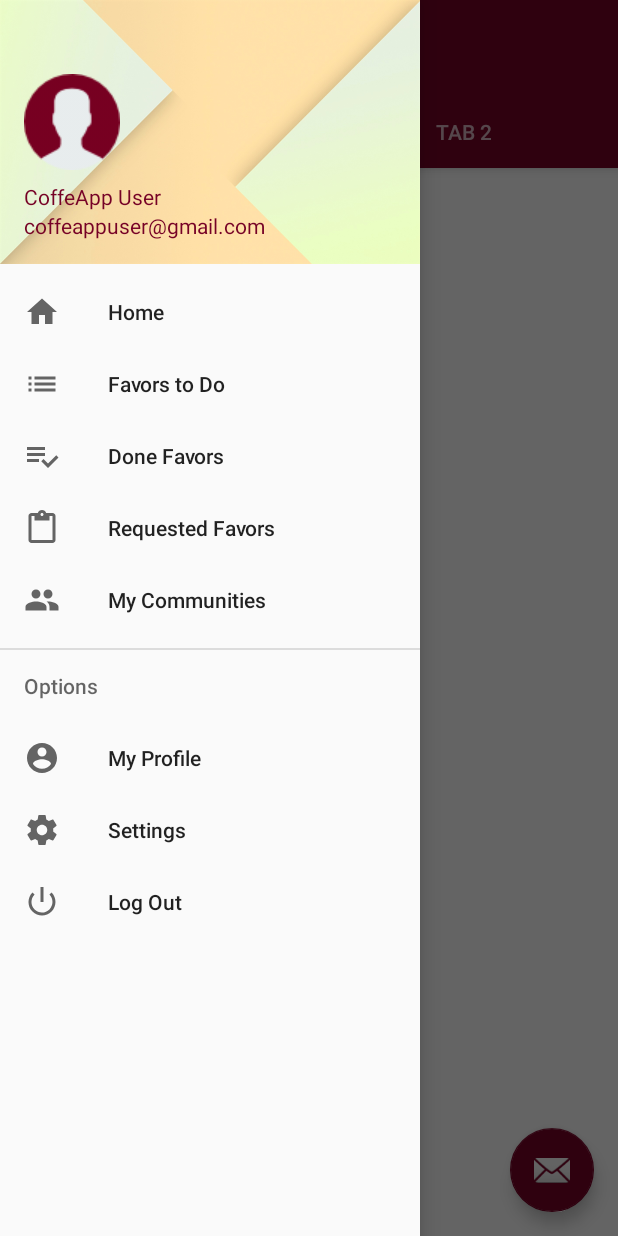
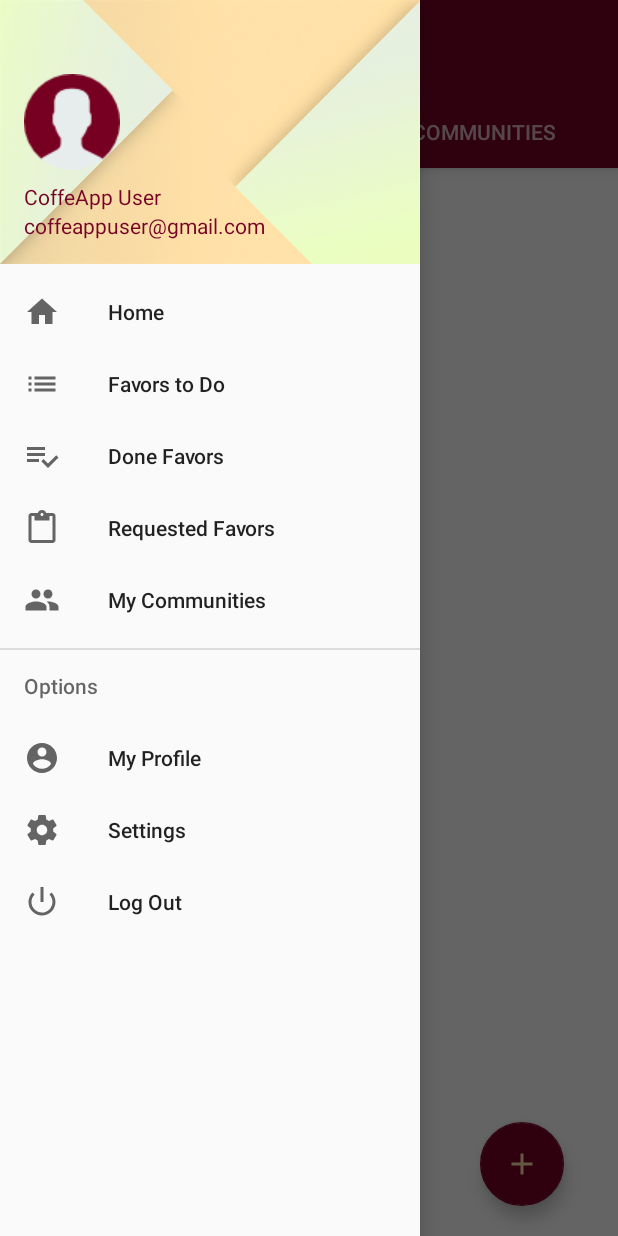
Before and after one commit to carlosvega97/Coffe-App, an Android app: the CommunitiesActivity screen opened directly, with no data from a screen before it, with the side drawer open, on a phone screen of 412 x 824 dp. Run offline under Robolectric (Android 15) with nearby library versions, the phone set to English and light mode, and no system bars; our stand-ins replace CircleImageView, Firebase (no records; nobody signed in at launch, a user with empty details on screens opened directly); Roboto replaces fonts that are not available here; 2 statements that could not run were skipped.

Commit message:
Communities Activity Updated Commit

```diff
--- /dev/null
+++ b/app/src/main/java/com/example/javie/coffeapp/AllCommunitiesFragment.java
@@ -0,0 +1,72 @@
+package com.example.javie.coffeapp;
+
+
+import android.os.Bundle;
+import android.support.v4.app.Fragment;
+import android.view.LayoutInflater;
+import android.view.View;
+import android.view.ViewGroup;
+import android.widget.ListView;
+
+import com.google.firebase.auth.FirebaseUser;
+import com.google.firebase.database.DataSnapshot;
+import com.google.firebase.database.DatabaseError;
+import com.google.firebase.database.DatabaseReference;
+import com.google.firebase.database.FirebaseDatabase;
+import com.google.firebase.database.ValueEventListener;
+
+import java.util.ArrayList;
+
+
+/**
+ * A simple {@link Fragment} subclass.
+ */
+public class AllCommunitiesFragment extends Fragment {
+    private ListView lVallCommunities;
+    private View allCommunitiesView;
+
+    public AllCommunitiesFragment() {
+        // Required empty public constructor
+    }
+
+
+    @Override
+    public View onCreateView(LayoutInflater inflater, ViewGroup container,
+                             Bundle savedInstanceState) {
+        // Inflate the layout for this fragment
+        allCommunitiesView = inflater.inflate(R.layout.fragment_all_communities, container, false);
+        getAllCommunities();
+        return allCommunitiesView;
+    }
+
+    private void loadComponentViews() {
+        lVallCommunities = allCommunitiesView.findViewById(R.id.lVAllCommunities);
+    }
+
+    private void getAllCommunities() {
+        DatabaseReference databaseReference = FirebaseDatabase.getInstance().getReference("Communities");
+        databaseReference.addValueEventListener(new ValueEventListener() {
+            @Override
+            public void onDataChange(DataSnapshot dataSnapshot) {
+                ArrayList<Community> allCommunities = new ArrayList<>();
+                for (DataSnapshot communitydata: dataSnapshot.getChildren()) {
+                    Community community = communitydata.getValue(Community.class);
+                    allCommunities.add(community);
+                }
+                getCommunitiesItems(allCommunities);
+            }
+
+            @Override
+            public void onCancelled(DatabaseError databaseError) {
+
+            }
+        });
+    }
+
+    private void getCommunitiesItems(ArrayList<Community> allCommunities) {
+        loadComponentViews();
+        CommunityListViewAdapter communityListViewAdapter = new CommunityListViewAdapter(allCommunities, getContext());
+        lVallCommunities.setAdapter(communityListViewAdapter);
+        communityListViewAdapter.setCommunities(allCommunities);
+    }
+}
--- a/app/src/main/java/com/example/javie/coffeapp/CommunitiesActivity.java
+++ b/app/src/main/java/com/example/javie/coffeapp/CommunitiesActivity.java
@@ -3,8 +3,6 @@ package com.example.javie.coffeapp;
 import android.content.Intent;
 import android.support.design.widget.NavigationView;
 import android.support.design.widget.TabLayout;
-import android.support.design.widget.FloatingActionButton;
-import android.support.design.widget.Snackbar;
 import android.support.v4.view.GravityCompat;
 import android.support.v4.widget.DrawerLayout;
 import android.support.v7.app.ActionBarDrawerToggle;
@@ -63,14 +61,6 @@ public class CommunitiesActivity extends AppCompatActivity implements Navigation
         mViewPager.addOnPageChangeListener(new TabLayout.TabLayoutOnPageChangeListener(tabLayout));
         tabLayout.addOnTabSelectedListener(new TabLayout.ViewPagerOnTabSelectedListener(mViewPager));
 
-        FloatingActionButton fab = (FloatingActionButton) findViewById(R.id.fab);
-        fab.setOnClickListener(new View.OnClickListener() {
-            @Override
-            public void onClick(View view) {
-                Snackbar.make(view, "Replace with your own action", Snackbar.LENGTH_LONG)
-                        .setAction("Action", null).show();
-            }
-        });
         DrawerLayout drawer = (DrawerLayout) findViewById(R.id.drawer_layout);
         ActionBarDrawerToggle toggle = new ActionBarDrawerToggle(
                 this, drawer, toolbar, R.string.navDrawerOpen, R.string.navDrawerClose);
@@ -140,8 +130,6 @@ public class CommunitiesActivity extends AppCompatActivity implements Navigation
         public View onCreateView(LayoutInflater inflater, ViewGroup container,
                                  Bundle savedInstanceState) {
             View rootView = inflater.inflate(R.layout.fragment_communities, container, false);
-            TextView textView = (TextView) rootView.findViewById(R.id.section_label);
-            textView.setText(getString(R.string.section_format, getArguments().getInt(ARG_SECTION_NUMBER)));
             return rootView;
         }
     }
@@ -158,14 +146,18 @@ public class CommunitiesActivity extends AppCompatActivity implements Navigation
 
         @Override
         public Fragment getItem(int position) {
-            // getItem is called to instantiate the fragment for the given page.
-            // Return a PlaceholderFragment (defined as a static inner class below).
-            return PlaceholderFragment.newInstance(position + 1);
+            switch (position) {
+                case 0:
+                   return new MyCommunitiesFragment();
+                case 1:
+                    return new AllCommunitiesFragment();
+                default:
+                    return null;
+            }
         }
 
         @Override
         public int getCount() {
-            // Show 3 total pages.
             return 2;
         }
     }
--- a/app/src/main/java/com/example/javie/coffeapp/Community.java
+++ b/app/src/main/java/com/example/javie/coffeapp/Community.java
@@ -3,7 +3,7 @@ package com.example.javie.coffeapp;
 import java.util.ArrayList;
 
 /**
- * Created by javie on 27/02/2018.
+ * Created by pabli on 03/01/2018.
  */
 public class Community {
     private String name, description, address;
--- /dev/null
+++ b/app/src/main/java/com/example/javie/coffeapp/CommunityListViewAdapter.java
@@ -0,0 +1,103 @@
+package com.example.javie.coffeapp;
+
+import android.content.Context;
+import android.database.DataSetObserver;
+import android.view.LayoutInflater;
+import android.view.View;
+import android.view.ViewGroup;
+import android.widget.ListAdapter;
+import android.widget.TextView;
+
+import com.google.firebase.database.DatabaseReference;
+import com.google.firebase.database.FirebaseDatabase;
+
+import java.util.ArrayList;
+
+/**
+ * Created by pabli on 03/08/2018.
+ */
+
+public class CommunityListViewAdapter implements ListAdapter {
+    private ArrayList<Community> communities;
+    private TextView tVTitleCommunityTemplate;
+    private Context context;
+    private DatabaseReference databaseReference;
+    private FirebaseDatabase firebaseDatabase;
+
+    public CommunityListViewAdapter(ArrayList<Community> communities, Context context) {
+        this.communities = communities;
+        this.context = context;
+    }
+
+    public ArrayList<Community> getCommunities() {
+        return communities;
+    }
+
+    public void setCommunities(ArrayList<Community> communities) {
+        this.communities = communities;
+    }
+
+    @Override
+    public boolean areAllItemsEnabled() {
+        return true;
+    }
+
+    @Override
+    public boolean isEnabled(int position) {
+        return true;
+    }
+
+    @Override
+    public void registerDataSetObserver(DataSetObserver observer) {
+
+    }
+
+    @Override
+    public void unregisterDataSetObserver(DataSetObserver observer) {
+
+    }
+
+    @Override
+    public int getCount() {
+        return communities.size();
+    }
+
+    @Override
+    public Object getItem(int position) {
+        return communities.get(position);
+    }
+
+    @Override
+    public long getItemId(int position) {
+        return position;
+    }
+
+    @Override
+    public boolean hasStableIds() {
+        return false;
+    }
+
+    @Override
+    public View getView(int position, View convertView, ViewGroup parent) {
+        LayoutInflater inflater = LayoutInflater.from(context);
+        View communityTemplateView = inflater.inflate(R.layout.community_list_view_item_template, parent, false);
+        tVTitleCommunityTemplate = communityTemplateView.findViewById(R.id.tvCommunityTitleTemplate);
+        tVTitleCommunityTemplate.setText(communities.get(position).getName());
+        return communityTemplateView;
+    }
+
+    @Override
+    public int getItemViewType(int position) {
+        return 1;
+    }
+
+    @Override
+    public int getViewTypeCount() {
+        return 1;
+    }
+
+    @Override
+    public boolean isEmpty() {
+        return communities.isEmpty();
+    }
+}
--- /dev/null
+++ b/app/src/main/java/com/example/javie/coffeapp/MyCommunitiesFragment.java
@@ -0,0 +1,129 @@
+package com.example.javie.coffeapp;
+
+
+import android.app.AlertDialog;
+import android.content.Context;
+import android.content.DialogInterface;
+import android.os.Bundle;
+import android.support.design.widget.FloatingActionButton;
+import android.support.design.widget.TextInputEditText;
+import android.support.v4.app.Fragment;
+import android.view.LayoutInflater;
+import android.view.View;
+import android.view.ViewGroup;
+import android.widget.ListView;
+
+import com.google.firebase.auth.FirebaseAuth;
+import com.google.firebase.auth.FirebaseUser;
+import com.google.firebase.database.DataSnapshot;
+import com.google.firebase.database.DatabaseError;
+import com.google.firebase.database.DatabaseReference;
+import com.google.firebase.database.FirebaseDatabase;
+import com.google.firebase.database.ValueEventListener;
+
+import java.util.ArrayList;
+
+
+/**
+ * A simple {@link Fragment} subclass.
+ */
+public class MyCommunitiesFragment extends Fragment {
+    FirebaseUser firebaseUser = FirebaseAuth.getInstance().getCurrentUser();
+    String userRef = firebaseUser.getUid();
+    private TextInputEditText tIETTitleAddCommunity, tIETDescriptionAddCommunity, tIETAddressAddCommunity;
+    private ListView lVMyCommunities;
+    private View myCommunitiesView;
+
+    public MyCommunitiesFragment() {
+        // Required empty public constructor
+    }
+
+
+    @Override
+    public View onCreateView(LayoutInflater inflater, ViewGroup container,
+                             Bundle savedInstanceState) {
+        // Inflate the layout for this fragment
+        myCommunitiesView = inflater.inflate(R.layout.fragment_my_communities, container, false);
+        FloatingActionButton fab = (FloatingActionButton) myCommunitiesView.findViewById(R.id.fABAddCommunity);
+        fab.setOnClickListener(new View.OnClickListener() {
+            @Override
+            public void onClick(View view) {
+                showCreateCommunityDialog(getContext());
+            }
+        });
+        getMyCommunities();
+        return myCommunitiesView;
+    }
+
+    private void showCreateCommunityDialog(Context context) {
+        final View dialogView = LayoutInflater.from(context).inflate(R.layout.add_community_dialog_template, null);
+        AlertDialog dialog = new AlertDialog.Builder(context)
+                .setTitle(R.string.createCommunityDialogTitle)
+                .setMessage(R.string.createCommunityDialogMessage)
+                .setView(dialogView)
+                .setPositiveButton("Add", new DialogInterface.OnClickListener() {
+                    @Override
+                    public void onClick(DialogInterface dialog, int which) {
+                        tIETTitleAddCommunity = dialogView.findViewById(R.id.tIETTitleAddCommunity);
+                        tIETDescriptionAddCommunity = dialogView.findViewById(R.id.tIETDescriptionAddCommunity);
+                        tIETAddressAddCommunity = dialogView.findViewById(R.id.tIETAddressAddCommunity);
+                        String title = tIETTitleAddCommunity.getText().toString();
+                        String description = tIETDescriptionAddCommunity.getText().toString();
+                        String address = tIETAddressAddCommunity.getText().toString();
+                        ArrayList<String> users = new ArrayList<String>();
+                        users.add(userRef);
+                        DatabaseReference mDatabase = FirebaseDatabase.getInstance().getReference().child("Communities").child(title);
+                        mDatabase.setValue(new Community(title, description, address, users));
+                    }
+                })
+                .setNegativeButton("Cancel", null)
+                .create();
+        dialog.show();
+    }
+
+    private void loadListView() {
+        lVMyCommunities = myCommunitiesView.findViewById(R.id.lVMyCommunities);
+    }
+
+    private void getMyCommunitiesData(ArrayList<Community> myCommunities) {
+        loadListView();
+        CommunityListViewAdapter myCommunitiesAdapter = new CommunityListViewAdapter(myCommunities, getContext());
+        lVMyCommunities.setAdapter(myCommunitiesAdapter);
+        myCommunitiesAdapter.setCommunities(myCommunities);
+    }
+
+    private void getMyCommunities() {
+        final String userID = FirebaseAuth.getInstance().getCurrentUser().getUid();
+        final DatabaseReference databaseReference = FirebaseDatabase.getInstance().getReference("Communities").child("users");
+        databaseReference.addValueEventListener(new ValueEventListener() {
+            @Override
+            public void onDataChange(DataSnapshot dataSnapshot) {
+                final ArrayList<Community> myCommunities = new ArrayList<>();
+                 for (DataSnapshot usersData : dataSnapshot.getChildren()) {
+                    if (usersData.getValue().equals(userID)) {
+                       databaseReference.getParent().addValueEventListener(new ValueEventListener() {
+                           @Override
+                           public void onDataChange(DataSnapshot dataSnapshot) {
+                               for (DataSnapshot communitydata: dataSnapshot.getChildren()) {
+                                   Community community = communitydata.getValue(Community.class);
+                                   myCommunities.add(community);
+                               }
+                               getMyCommunitiesData(myCommunities);
+                           }
+
+                           @Override
+                           public void onCancelled(DatabaseError databaseError) {
+
+                           }
+                       });
+                    }
+                }
+            }
+
+            @Override
+            public void onCancelled(DatabaseError databaseError) {
+
+            }
+        });
+    }
+}
--- /dev/null
+++ b/app/src/main/res/drawable/ic_add_black_24dp.xml
@@ -0,0 +1,9 @@
+<vector xmlns:android="http://schemas.android.com/apk/res/android"
+        android:width="24dp"
+        android:height="24dp"
+        android:viewportWidth="24.0"
+        android:viewportHeight="24.0">
+    <path
+        android:fillColor="#FCDDA5"
+        android:pathData="M19,13h-6v6h-2v-6H5v-2h6V5h2v6h6v2z"/>
+</vector>
--- a/app/src/main/res/layout/activity_communities.xml
+++ b/app/src/main/res/layout/activity_communities.xml
@@ -23,7 +23,7 @@
             android:background="?attr/colorPrimary"
             app:layout_scrollFlags="scroll|enterAlways"
             app:popupTheme="@style/AppTheme.PopupOverlay"
-            app:title="@string/app_name">
+            app:title="@string/navDrawerCommunities">
 
         </android.support.v7.widget.Toolbar>
 
@@ -53,12 +53,4 @@
         android:layout_height="match_parent"
         app:layout_behavior="@string/appbar_scrolling_view_behavior" />
 
-    <android.support.design.widget.FloatingActionButton
-        android:id="@+id/fab"
-        android:layout_width="wrap_content"
-        android:layout_height="wrap_content"
-        android:layout_gravity="end|bottom"
-        android:layout_margin="@dimen/fab_margin"
-        app:srcCompat="@android:drawable/ic_dialog_email" />
-
 </android.support.design.widget.CoordinatorLayout>
--- /dev/null
+++ b/app/src/main/res/layout/fragment_my_communities.xml
@@ -0,0 +1,23 @@
+<FrameLayout xmlns:android="http://schemas.android.com/apk/res/android"
+    xmlns:tools="http://schemas.android.com/tools"
+    android:layout_width="match_parent"
+    android:layout_height="match_parent"
+    tools:context="com.example.javie.coffeapp.MyCommunitiesFragment">
+
+    <!-- TODO: Update blank fragment layout -->
+
+    <ListView
+        android:id="@+id/lVMyCommunities"
+        android:layout_width="match_parent"
+        android:layout_height="match_parent" />
+
+    <android.support.design.widget.FloatingActionButton
+        android:id="@+id/fABAddCommunity"
+        android:layout_width="wrap_content"
+        android:layout_height="wrap_content"
+        android:layout_gravity="end|bottom"
+        android:layout_marginBottom="76dp"
+        android:layout_marginEnd="36dp"
+        android:clickable="true"
+        android:src="@drawable/ic_add_black_24dp" />
+</FrameLayout>
--- a/app/src/main/res/values/strings.xml
+++ b/app/src/main/res/values/strings.xml
@@ -36,6 +36,16 @@
     <!-- Home Activity -->
     <!--TODO-->
 
+    <!-- Communities Activity -->
+    <!-- My Communities Fragment -->
+    <string name="createCommunityDialogTitle">Create Community</string>
+    <string name="createCommunityDialogMessage">Fill your new Community Data</string>
+    <string name="createCommunityDialogPositiveButton">Create</string>
+    <string name="createCommunityDialogNegativeButton">Cancel</string>
+    <string name="createCommunityDialogCommunityName">Name</string>
+    <string name="createCommunityDialogCommunityDescription">Description</string>
+    <string name="createCommunityDialogCommunityAddress">Address</string>
+
     <!-- Picture Descriptions -->
     <string name="loginCoffeeCup">Login Coffee Cup</string>
     <string name="splashScreenHeart">Splash Screen Heart</string>
@@ -50,8 +60,10 @@
     <string name="navigation_drawer_close">Close navigation drawer</string>
 
     <string name="action_settings">Settings</string>
-    <string name="tab_text_1">Tab 1</string>
-    <string name="tab_text_2">Tab 2</string>
-    <string name="tab_text_3">Tab 3</string>
+    <string name="tab_text_1">My Communities</string>
+    <string name="tab_text_2">All Communities</string>
     <string name="section_format">Hello World from section: %1$d</string>
+
+    <!-- TODO: Remove or change this placeholder text -->
+    <string name="hello_blank_fragment">Hello blank fragment</string>
 </resources>
```
Also changed, not shown: app/src/main/res/drawable-v24/ic_description_black_24dp.xml (added, +9 -0 lines), app/src/main/res/drawable-v24/ic_location_on_black_24dp.xml (added, +9 -0 lines), app/src/main/res/drawable-v24/ic_title_black_24dp.xml (added, +9 -0 lines), app/src/main/res/drawable/ic_search_main_yellow_24dp.xml (added, +9 -0 lines), app/src/main/res/layout/add_community_dialog_template.xml (added, +83 -0 lines), app/src/main/res/layout/community_list_view_item_template.xml (added, +17 -0 lines), app/src/main/res/layout/fragment_all_communities.xml (added, +14 -0 lines), app/src/main/res/layout/fragment_communities.xml (+3 -11 lines).
